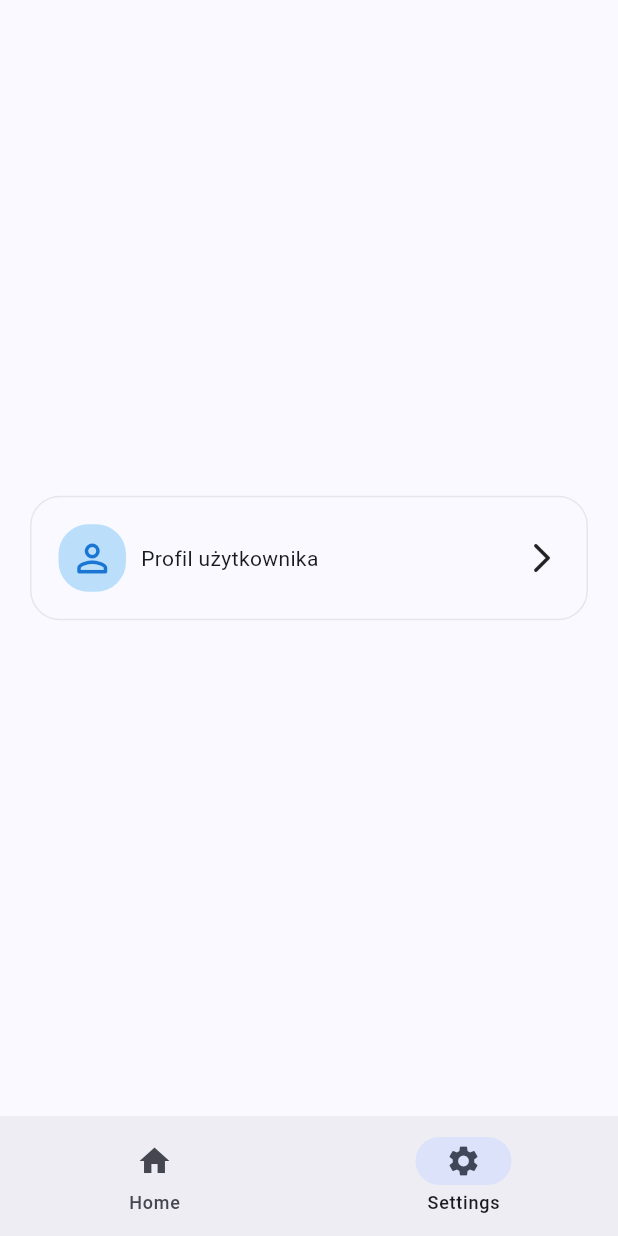
After one commit to sqrasdf/AutoSense, a Flutter app: the screen it shows after launch, item 2 of the bottom bar chosen, on a phone screen of 412 x 824 dp. The commit adds this screen. Run offline on Flutter 3.47's test engine with Material 3 defaults, Android fonts, the phone set to English and light mode, and no system bars.

Commit message:
add settings page

```diff
--- a/lib/main.dart
+++ b/lib/main.dart
@@ -1,5 +1,7 @@
 // ignore_for_file: unused_import
 
+import 'package:autosense/pages/home_page.dart';
+import 'package:autosense/pages/settings_page.dart';
 import 'package:autosense/widgets/auto_sense_panel.dart';
 import 'package:autosense/widgets/course_card.dart';
 import 'package:flutter/material.dart';
@@ -35,6 +37,7 @@ class MyHomePage extends StatefulWidget {
 }
 
 class _MyHomePageState extends State<MyHomePage> {
+  int selectedPageIndex = 0;
   @override
   Widget build(BuildContext context) {
     // return Scaffold(
@@ -47,6 +50,8 @@ class _MyHomePageState extends State<MyHomePage> {
     //   ),
     // );
 
+    const List<Widget> pageOptions = <Widget>[HomePage(), SettingsPage()];
+
     return MaterialApp(
       title: 'AutoSense Demo',
       debugShowCheckedModeBanner: false,
@@ -57,21 +62,22 @@ class _MyHomePageState extends State<MyHomePage> {
       home: Scaffold(
         // backgroundColor: const Color(0xFFFFFF),
         backgroundColor: Color.fromRGBO(240, 240, 240, 255),
-        body: SafeArea(
-          child: const Center(
-            // child: Padding(
-            // padding: EdgeInsets.all(2.0),
-            child: CourseCard(
-              title: "AutoSense",
-              description:
-                  "Poznaj tajniki systemów ADAS i autonomicznych pojazdów",
-              progress: 0.12,
-              completedModules: 3,
-              totalModules: 25,
-            ),
-            // ),
-          ),
-        ),
+        // body: SafeArea(
+        //   child: const Center(
+        //     // child: Padding(
+        //     // padding: EdgeInsets.all(2.0),
+        //     child: CourseCard(
+        //       title: "AutoSense",
+        //       description:
+        //           "Poznaj tajniki systemów ADAS i autonomicznych pojazdów",
+        //       progress: 0.12,
+        //       completedModules: 3,
+        //       totalModules: 25,
+        //     ),
+        //     // ),
+        //   ),
+        // ),
+        body: [HomePage(), SettingsPage()][selectedPageIndex],
         bottomNavigationBar: NavigationBar(
           destinations: const <Widget>[
             NavigationDestination(icon: Icon(Icons.home), label: "Home"),
@@ -80,6 +86,13 @@ class _MyHomePageState extends State<MyHomePage> {
               label: "Settings",
             ),
           ],
+          onDestinationSelected: (int index) {
+            setState(() {
+              selectedPageIndex = index;
+              print(selectedPageIndex);
+            });
+          },
+          selectedIndex: selectedPageIndex,
         ),
       ),
     );
--- /dev/null
+++ b/lib/pages/home_page.dart
@@ -0,0 +1,54 @@
+import 'package:autosense/widgets/course_card.dart';
+import 'package:flutter/material.dart';
+
+class HomePage extends StatefulWidget {
+  const HomePage({super.key});
+
+  @override
+  State<HomePage> createState() => _HomePageState();
+}
+
+class _HomePageState extends State<HomePage> {
+  @override
+  Widget build(BuildContext context) {
+    // return Scaffold(
+    //   // backgroundColor: const Color(0xFFFFFF),
+    //   backgroundColor: Color.fromRGBO(240, 240, 240, 255),
+    //   body: SafeArea(
+    //     child: const Center(
+    //       // child: Padding(
+    //       // padding: EdgeInsets.all(2.0),
+    //       child: CourseCard(
+    //         title: "AutoSense",
+    //         description:
+    //             "Poznaj tajniki systemów ADAS i autonomicznych pojazdów",
+    //         progress: 0.12,
+    //         completedModules: 3,
+    //         totalModules: 25,
+    //       ),
+    //       // ),
+    //     ),
+    //   ),
+    //   bottomNavigationBar: NavigationBar(
+    //     destinations: const <Widget>[
+    //       NavigationDestination(icon: Icon(Icons.home), label: "Home"),
+    //       NavigationDestination(icon: Icon(Icons.settings), label: "Settings"),
+    //     ],
+    //   ),
+    // );
+    return SafeArea(
+      child: const Center(
+        // child: Padding(
+        // padding: EdgeInsets.all(2.0),
+        child: CourseCard(
+          title: "AutoSense",
+          description: "Poznaj tajniki systemów ADAS i autonomicznych pojazdów",
+          progress: 0.12,
+          completedModules: 3,
+          totalModules: 25,
+        ),
+        // ),
+      ),
+    );
+  }
+}
--- /dev/null
+++ b/lib/pages/settings_page.dart
@@ -0,0 +1,28 @@
+import 'package:autosense/widgets/settings_card.dart';
+import 'package:flutter/material.dart';
+
+class SettingsPage extends StatelessWidget {
+  const SettingsPage({super.key});
+
+  @override
+  Widget build(BuildContext context) {
+    return Scaffold(
+      body: Padding(
+        padding: const EdgeInsets.symmetric(vertical: 30, horizontal: 20),
+        child: Column(
+          mainAxisAlignment: MainAxisAlignment.center,
+          children: [
+            // SettingsCard(icon: Icons.abc, title: "title", subtitle: "subtitle"),
+            SettingsCard(
+              icon: Icons.personal_video_sharp,
+              iconBackgroundColor: Colors.blue.shade100,
+              badgeText: "badgeText",
+              title: "title",
+              description: "description",
+            ),
+          ],
+        ),
+      ),
+    );
+  }
+}
--- /dev/null
+++ b/lib/widgets/settings_card.dart
@@ -0,0 +1,75 @@
+import 'package:flutter/material.dart';
+
+class SettingsCard extends StatelessWidget {
+  final IconData icon;
+  final Color iconBackgroundColor;
+
+  final String badgeText;
+  final String title;
+  final String description;
+
+  const SettingsCard({
+    super.key,
+    required this.icon,
+    required this.iconBackgroundColor,
+    required this.badgeText,
+    required this.title,
+    required this.description,
+  });
+
+  @override
+  Widget build(BuildContext context) {
+    return Container(
+      width: double.infinity,
+      padding: const EdgeInsets.all(18),
+      decoration: BoxDecoration(
+        // color: Colors.white,
+        borderRadius: BorderRadius.circular(20),
+        border: Border.all(color: const Color(0xFFE5E7EB)),
+      ),
+      // child: Row(
+      //   crossAxisAlignment: CrossAxisAlignment.center,
+      //   children: [
+      //     Container(
+      //       width: 45,
+      //       height: 45,
+      //       decoration: BoxDecoration(
+      //         color: iconBackgroundColor,
+      //         borderRadius: BorderRadius.circular(20),
+      //       ),
+      //       child: Center(
+      //         child: Icon(Icons.person, size: 30, color: Colors.white),
+      //       ),
+      //     ),
+      //     SizedBox(width: 10),
+      //     Text("Profil użytkownika"),
+      //     SizedBox(width: 100),
+      //     Icon(Icons.arrow_forward_ios_rounded),
+      //   ],
+      // ),
+      child: Row(
+        children: [
+          Container(
+            width: 45,
+            height: 45,
+            decoration: BoxDecoration(
+              color: iconBackgroundColor,
+              borderRadius: BorderRadius.circular(20),
+            ),
+            child: Center(
+              child: Icon(
+                Icons.person_outline_rounded,
+                size: 30,
+                color: Colors.blue.shade700,
+              ),
+            ),
+          ),
+          SizedBox(width: 10),
+          Text("Profil użytkownika"),
+          Expanded(child: Container()),
+          Icon(Icons.arrow_forward_ios_rounded),
+        ],
+      ),
+    );
+  }
+}
```
